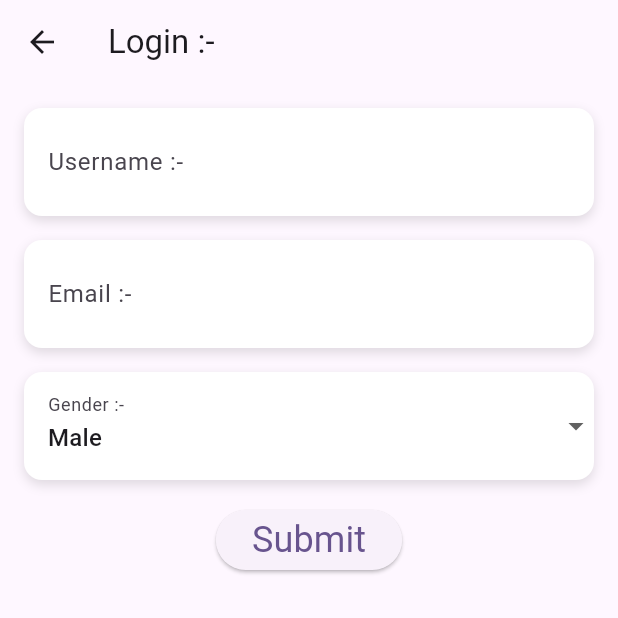
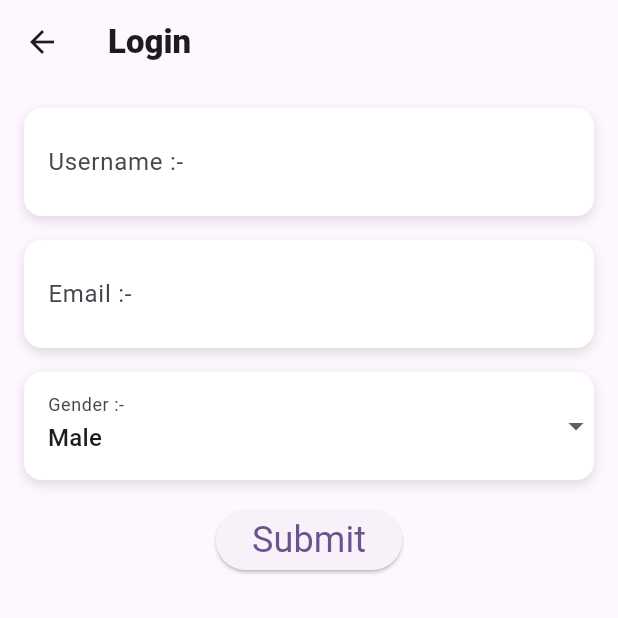
Before and after one commit to KshitijH123/post_api, a Flutter app: the PostApiScreen screen opened directly, on a phone screen of 412 x 824 dp, the top half of it. Run offline on Flutter 3.47's test engine with Material 3 defaults, Android fonts, the phone set to English and light mode, and no system bars; our stand-ins replace get.

Commit message:
text style

```diff
--- a/lib/post_api_screen.dart
+++ b/lib/post_api_screen.dart
@@ -11,7 +11,7 @@ class PostApiScreen extends StatelessWidget {
   Widget build(BuildContext context) {
     return Scaffold(
       appBar: AppBar(
-        title: const Text('Login :-'),
+        title: const Text('Login',style: TextStyle(fontWeight: FontWeight.w800),),
       ),
       body: Padding(
         padding: const EdgeInsets.all(16.0),
```
